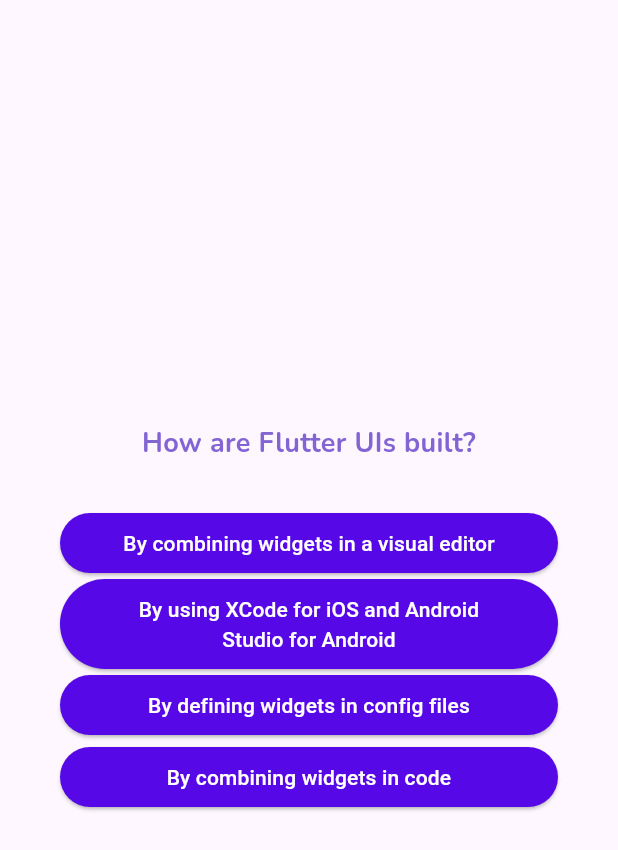
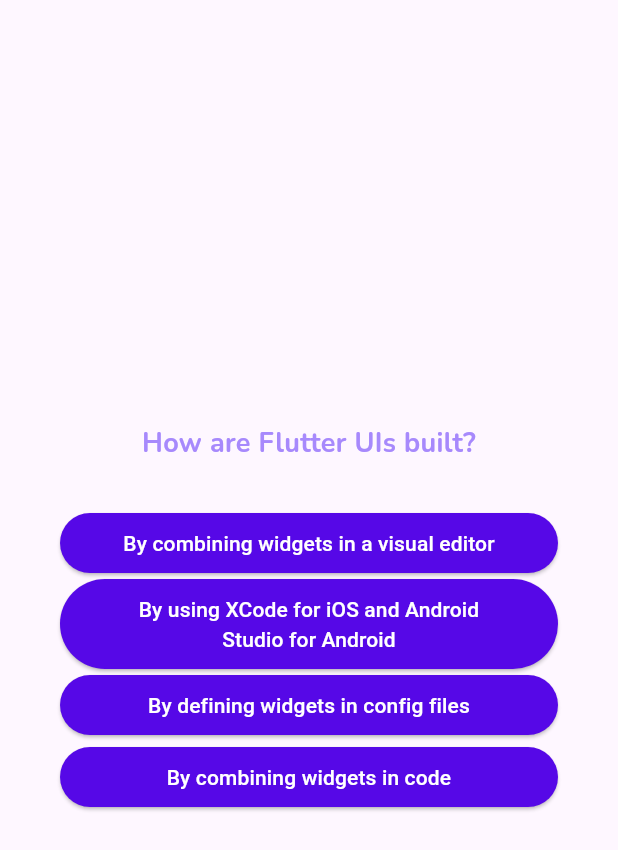
Before and after one commit to zidane-arkan/QuizYuk, a Flutter app: the QuestionScreen widget shown alone on an empty page, opened directly with empty values, after a tap on "Components", on a phone screen of 412 x 824 dp. Shown: the top 850 px of the screen. Run offline on Flutter 3.47's test engine with Material 3 defaults, Android fonts, the phone set to English and light mode, and no system bars; our stand-ins replace google_fonts.

Commit message:
Update flutter pubspec, Quiz, question_screen and results screen

```diff
--- a/lib/question_screen.dart
+++ b/lib/question_screen.dart
@@ -17,12 +17,10 @@ class QuestionScreen extends StatefulWidget{
 class _QuestionScreenState extends State<QuestionScreen>{
   var activeQuestion = 0;
   void updateQuestion(String selectedAnswer){
-    if (activeQuestion < questions.length-1){
-      widget.onSelectAnswer(selectedAnswer);
-      setState((){
-          activeQuestion++;
-      });
-    }
+    widget.onSelectAnswer(selectedAnswer);
+    setState((){
+        activeQuestion++;
+    });
   }
   @override
   Widget build(context){
@@ -42,7 +40,7 @@ class _QuestionScreenState extends State<QuestionScreen>{
               //   fontSize: 18,
               // ),
               style: GoogleFonts.nunito(
-                color: const Color.fromARGB(255, 130, 100, 211),
+                color: const Color.fromARGB(255, 167, 137, 252),
                 fontSize: 18,
                 fontWeight: FontWeight.bold,
               ),
--- a/pubspec.yaml
+++ b/pubspec.yaml
@@ -35,7 +35,7 @@ dependencies:
   # The following adds the Cupertino Icons font to your application.
   # Use with the CupertinoIcons class for iOS style icons.
   cupertino_icons: ^1.0.2
-  google_fonts: ^6.1.0
+  google_fonts: ^6.2.0
 
 dev_dependencies:
   flutter_test:
@@ -46,7 +46,7 @@ dev_dependencies:
   # activated in the `analysis_options.yaml` file located at the root of your
   # package. See that file for information about deactivating specific lint
   # rules and activating additional ones.
-  flutter_lints: ^2.0.0
+  flutter_lints: ^3.0.1
 
 # For information on the generic Dart part of this file, see the
 # following page: https://dart.dev/tools/pub/pubspec
```
Also changed, not shown: lib/quiz.dart (+11 -4 lines), lib/results_screen.dart (+7 -2 lines), pubspec.lock.
